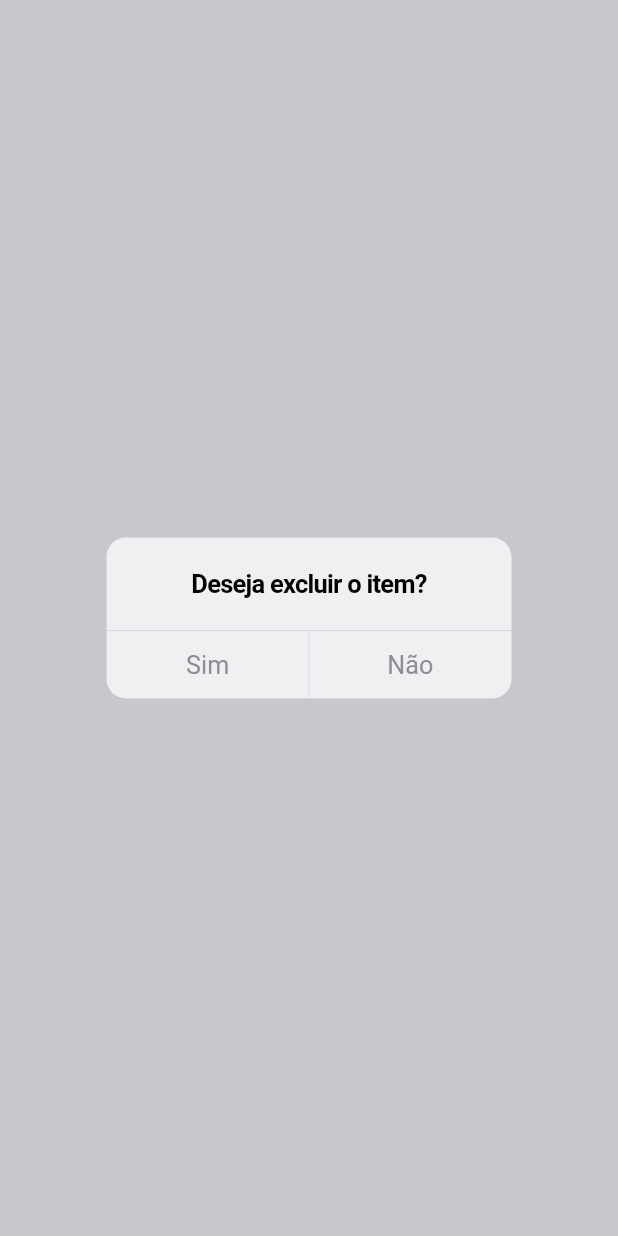
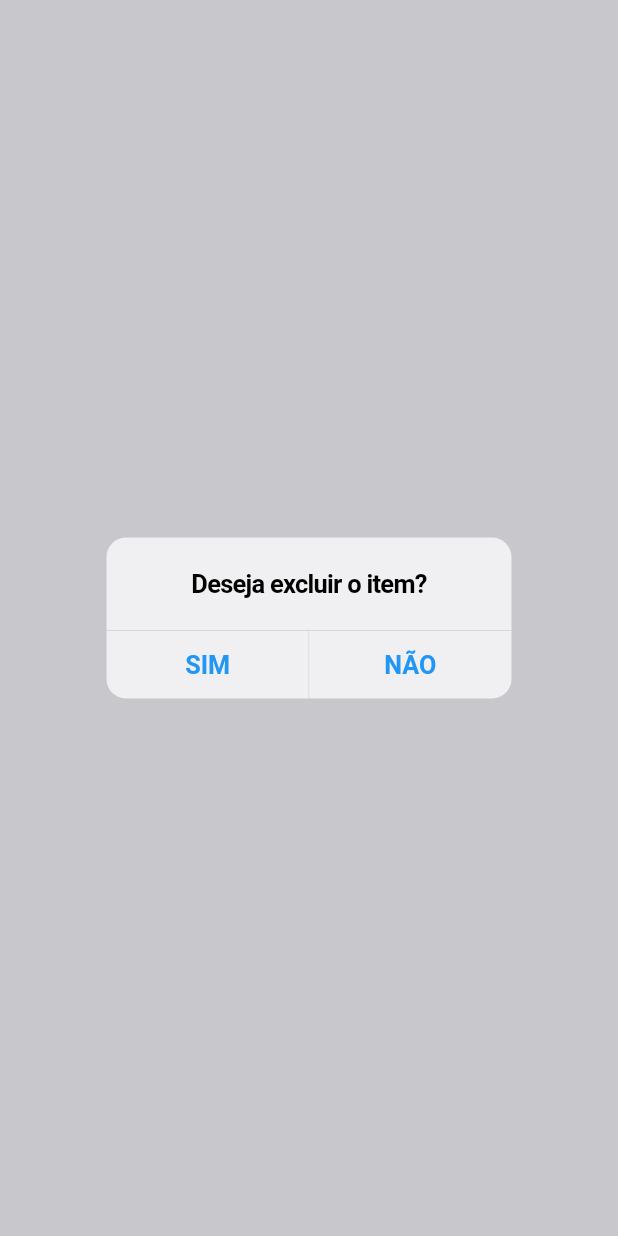
Before and after one commit to felipefronck/pokemonInfoV2, a Flutter app: what showExcluirPokemon() shows on an empty page, opened directly with empty values, on a phone screen of 412 x 824 dp. Run offline on Flutter 3.47's test engine with Material 3 defaults, Android fonts, the light colour scheme and no system bars; our stand-ins replace dio, eva_icons_flutter, sqflite, sqflite_common_ffi; accounts and stored records are empty.

Commit message:
estética dialog

```diff
--- a/lib/widgets/dialog_exclusao_pokemon.dart
+++ b/lib/widgets/dialog_exclusao_pokemon.dart
@@ -1,4 +1,5 @@
 import 'package:flutter/cupertino.dart';
+import 'package:flutter/material.dart';
 import 'package:pokemon_info_2/controllers/pokemon_controller.dart';
 
   void showExcluirPokemon(BuildContext context, int id, PokemonController controller) {
@@ -9,14 +10,24 @@
           title: Text('Deseja excluir o item?'),
           actions: [
             CupertinoDialogAction(
-              child: Text('Sim'),
+              child: Text('SIM',
+                style: TextStyle(
+                  fontWeight: FontWeight.bold,
+                  color: Colors.blue,
+                ),
+              ),
               onPressed: () async {
                 Navigator.of(context).pop();
                 await controller.deletePokemon(id, context);
               }
             ),
             CupertinoDialogAction(
-              child: Text('Não'),
+              child: Text('NÃO',
+                style: TextStyle(
+                  fontWeight: FontWeight.bold,
+                  color: Colors.blue,
+                ),
+              ),
               onPressed: () {
                 Navigator.of(context).pop();
               },
```
